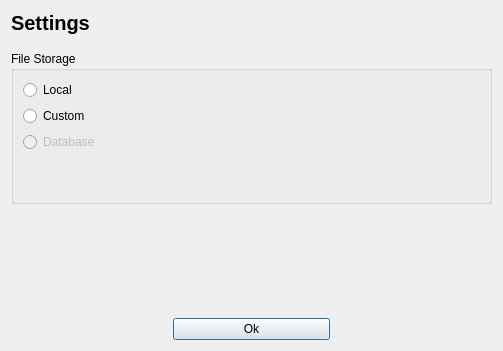
Aethermeister/FinancialManager, file FinancialManagerSubdir/FinancialManagerLibrary/Settings/settingswindow.ui: the form before one commit.
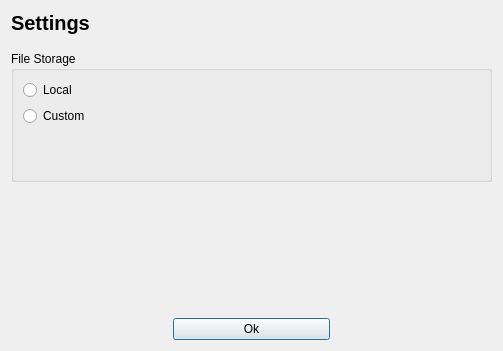
The form after the commit.

What changed in the file:
```diff
--- a/FinancialManagerSubdir/FinancialManagerLibrary/Settings/settingswindow.ui
+++ b/FinancialManagerSubdir/FinancialManagerLibrary/Settings/settingswindow.ui
@@ -37,21 +37,15 @@
       <bool>true</bool>
      </property>
      <layout class="QGridLayout" name="gridLayout">
-      <item row="2" column="0">
-       <widget class="QRadioButton" name="m_database_radioBtn">
-        <property name="enabled">
-         <bool>false</bool>
+      <item row="0" column="1" rowspan="3">
+       <widget class="QWidget" name="m_fileStorageContainer_widget" native="true">
+        <property name="sizePolicy">
+         <sizepolicy hsizetype="Expanding" vsizetype="Expanding">
+          <horstretch>0</horstretch>
+          <verstretch>0</verstretch>
+         </sizepolicy>
         </property>
-        <property name="text">
-         <string>Database</string>
-        </property>
-       </widget>
-      </item>
-      <item row="0" column="0">
-       <widget class="QRadioButton" name="m_local_radioBtn">
-        <property name="text">
-         <string>Local</string>
-        </property>
+        <layout class="QGridLayout" name="m_fileStorageContainer_layout"/>
        </widget>
       </item>
       <item row="1" column="0">
@@ -61,7 +55,7 @@
         </property>
        </widget>
       </item>
-      <item row="3" column="0">
+      <item row="2" column="0">
        <spacer name="verticalSpacer_3">
         <property name="orientation">
          <enum>Qt::Vertical</enum>
@@ -74,15 +68,11 @@
         </property>
        </spacer>
       </item>
-      <item row="0" column="1" rowspan="4">
-       <widget class="QWidget" name="m_fileStorageContainer_widget" native="true">
-        <property name="sizePolicy">
-         <sizepolicy hsizetype="Expanding" vsizetype="Expanding">
-          <horstretch>0</horstretch>
-          <verstretch>0</verstretch>
-         </sizepolicy>
+      <item row="0" column="0">
+       <widget class="QRadioButton" name="m_local_radioBtn">
+        <property name="text">
+         <string>Local</string>
         </property>
-        <layout class="QGridLayout" name="m_fileStorageContainer_layout"/>
        </widget>
       </item>
      </layout>
```
